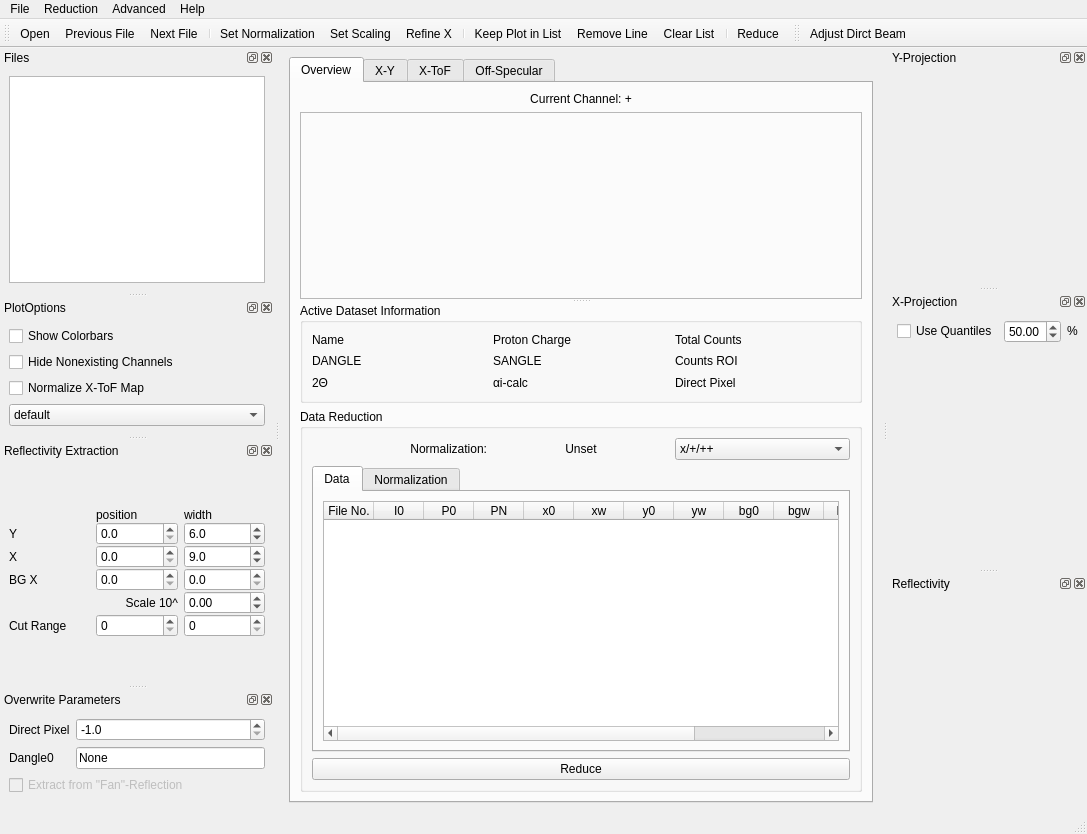
The window that designer/main_window.ui (aglavic/quicknxs) describes before a commit, drawn with Qt 5.
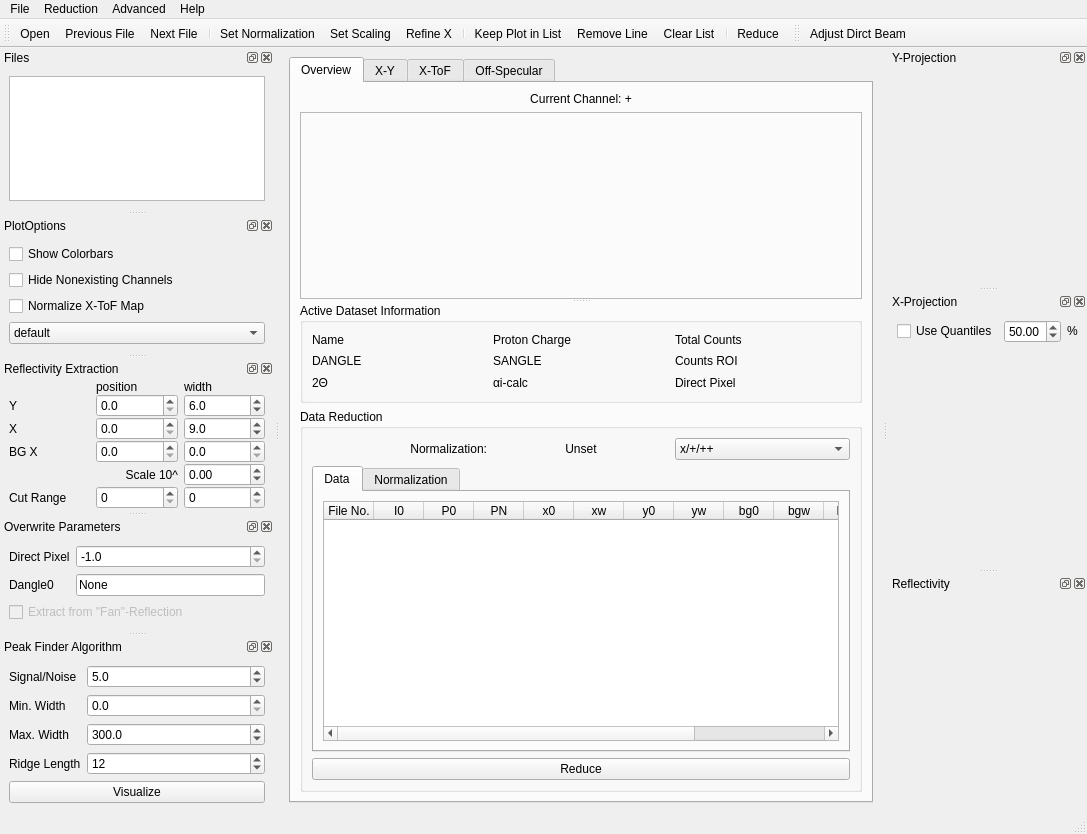
The same window after the commit. Icons and pictures are not drawn. Custom widgets are drawn as their Qt base class.

Commit message: Detect position with real peakfinder algorithm

What changed in the file:
```diff
--- a/designer/main_window.ui
+++ b/designer/main_window.ui
@@ -1463,6 +1463,90 @@
    </attribute>
    <addaction name="actionAdjust_Dirct_Beam"/>
   </widget>
+  <widget class="QDockWidget" name="dockWidget_8">
+   <property name="windowTitle">
+    <string>Peak Finder Algorithm</string>
+   </property>
+   <attribute name="dockWidgetArea">
+    <number>1</number>
+   </attribute>
+   <widget class="QWidget" name="dockWidgetContents_8">
+    <layout class="QFormLayout" name="formLayout_2">
+     <item row="0" column="0">
+      <widget class="QLabel" name="label_24">
+       <property name="text">
+        <string>Signal/Noise</string>
+       </property>
+      </widget>
+     </item>
+     <item row="1" column="0">
+      <widget class="QLabel" name="label_26">
+       <property name="text">
+        <string>Min. Width</string>
+       </property>
+      </widget>
+     </item>
+     <item row="1" column="1">
+      <widget class="QDoubleSpinBox" name="pfMinWidth">
+       <property name="decimals">
+        <number>1</number>
+       </property>
+      </widget>
+     </item>
+     <item row="3" column="0">
+      <widget class="QLabel" name="label_25">
+       <property name="text">
+        <string>Max. Width</string>
+       </property>
+      </widget>
+     </item>
+     <item row="3" column="1">
+      <widget class="QDoubleSpinBox" name="pfMaxWidth">
+       <property name="decimals">
+        <number>1</number>
+       </property>
+       <property name="maximum">
+        <double>500.000000000000000</double>
+       </property>
+       <property name="value">
+        <double>300.000000000000000</double>
+       </property>
+      </widget>
+     </item>
+     <item row="4" column="0">
+      <widget class="QLabel" name="label_23">
+       <property name="text">
+        <string>Ridge Length</string>
+       </property>
+      </widget>
+     </item>
+     <item row="4" column="1">
+      <widget class="QSpinBox" name="pfRidgeLength">
+       <property name="value">
+        <number>12</number>
+       </property>
+      </widget>
+     </item>
+     <item row="0" column="1">
+      <widget class="QDoubleSpinBox" name="pfSNR">
+       <property name="decimals">
+        <number>1</number>
+       </property>
+       <property name="value">
+        <double>5.000000000000000</double>
+       </property>
+      </widget>
+     </item>
+     <item row="5" column="0" colspan="2">
+      <widget class="QPushButton" name="pushButton">
+       <property name="text">
+        <string>Visualize</string>
+       </property>
+      </widget>
+     </item>
+    </layout>
+   </widget>
+  </widget>
   <action name="actionOpen">
    <property name="icon">
     <iconset theme="document-open">
```
Left out of the diff: 53 changed lines with no effect on the pictures. The commit also changes 7 other files.
